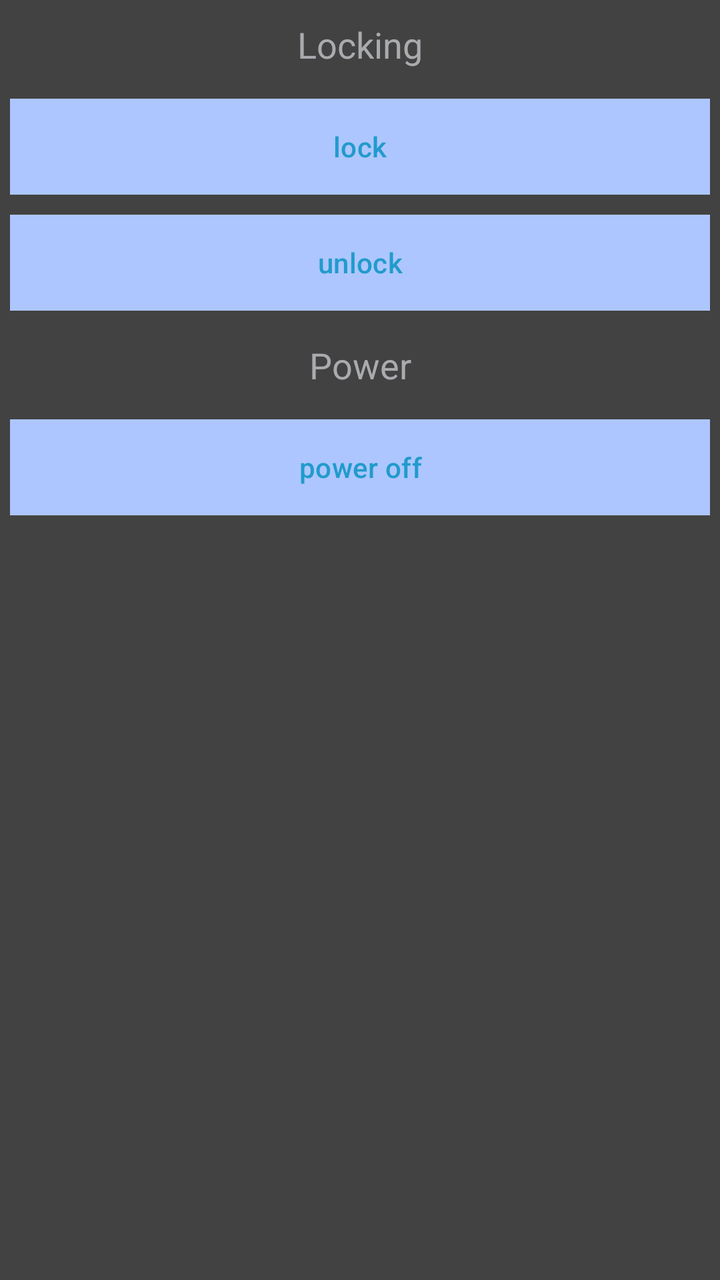
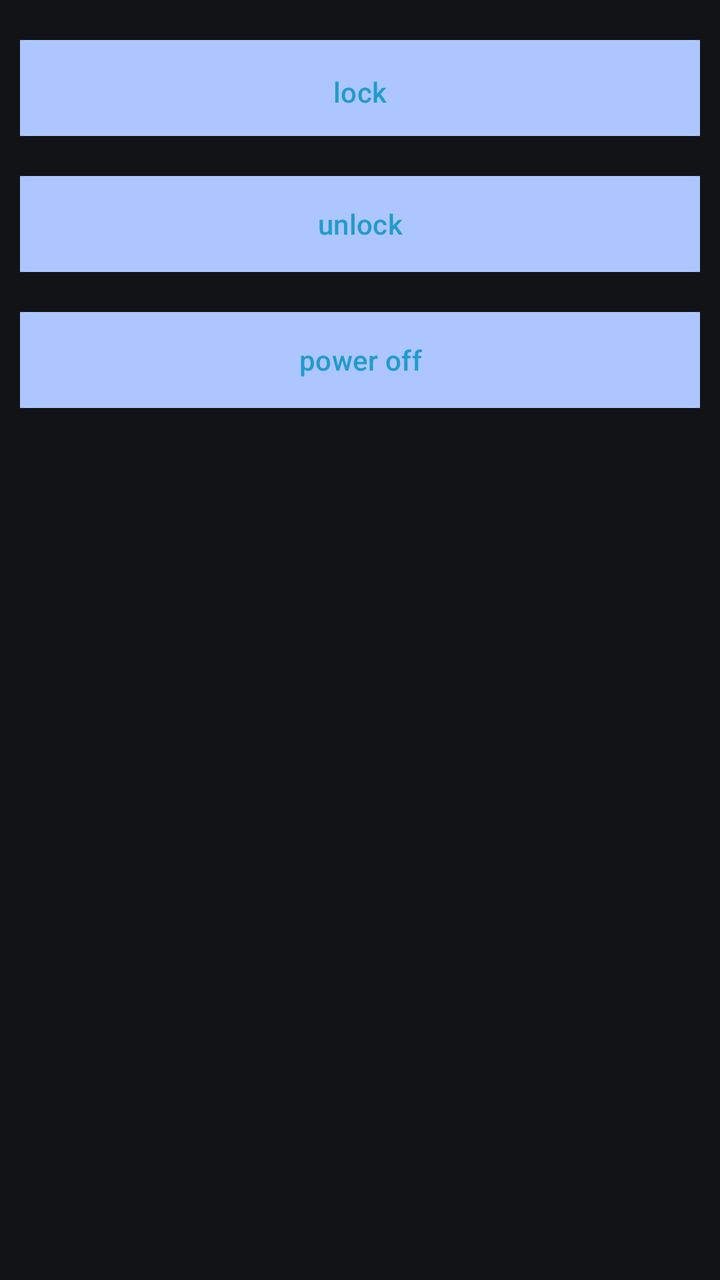

Compare the two renders of this Android layout. The source of the first and the diff that turns it into the second are given below.
<!-- AndroidManifest.xml: application theme Theme.Material3.DynamicColors.Dark.NoActionBar -->
<!-- res/layout/remote_actions.xml -->
<RelativeLayout xmlns:android="http://schemas.android.com/apk/res/android"
    xmlns:app="http://schemas.android.com/apk/res-auto"
    xmlns:tools="http://schemas.android.com/tools"
    android:layout_width="match_parent"
    android:layout_height="match_parent">

    <LinearLayout
        android:layout_width="match_parent"
        android:layout_height="match_parent"
        android:background="@color/cardview_dark_background"
        android:divider="@android:drawable/divider_horizontal_bright"
        android:orientation="vertical">

        <TextView
            android:id="@+id/mediaTitle"
            android:layout_width="match_parent"
            android:layout_height="wrap_content"
            android:padding="10dp"
            android:text="Locking"
            android:textAlignment="center"
            android:textAppearance="@android:style/TextAppearance.Material.Medium"
            android:textColor="@color/material_dynamic_neutral70" />

        <Button
            android:id="@+id/lockButton"
            android:layout_width="match_parent"
            android:layout_height="wrap_content"
            android:layout_margin="5dp"
            android:background="@color/material_dynamic_neutral20"
            android:text="lock"
            android:textColor="@color/material_dynamic_primary60"
            android:textFontWeight="500" />

        <Button
            android:id="@+id/unlockButton"
            android:layout_width="match_parent"
            android:layout_height="wrap_content"
            android:layout_margin="5dp"
            android:background="@color/material_dynamic_neutral20"
            android:text="unlock"
            android:textColor="@color/material_dynamic_primary60"
            android:textFontWeight="500" />

        <TextView
            android:id="@+id/powerLabel"
            android:layout_width="match_parent"
            android:layout_height="wrap_content"
            android:paddingVertical="10dp"
            android:text="Power"
            android:textAlignment="center"
            android:textAppearance="@style/TextAppearance.AppCompat.Medium"
            android:textColor="@color/material_dynamic_neutral70" />

        <Button
            android:id="@+id/powerOffButton"
            android:layout_width="match_parent"
            android:layout_height="wrap_content"
            android:layout_margin="5dp"
            android:background="@color/material_dynamic_neutral20"
            android:text="power off"
            android:textColor="@color/material_dynamic_primary60" />
    </LinearLayout>

</RelativeLayout>
<!-- resources referenced by this layout -->
<resources>

</resources>

<!-- the commit's change to res/layout/remote_actions.xml (unified diff, before → after) -->
@@ -7,35 +7,37 @@
     <LinearLayout
         android:layout_width="match_parent"
         android:layout_height="match_parent"
-        android:background="@color/cardview_dark_background"
+        android:layout_marginTop="10dp"
+        android:background="@android:color/system_background_dark"
         android:divider="@android:drawable/divider_horizontal_bright"
         android:orientation="vertical">
 
         <TextView
-            android:id="@+id/mediaTitle"
+            android:id="@+id/lockingLabel"
             android:layout_width="match_parent"
             android:layout_height="wrap_content"
             android:padding="10dp"
             android:text="Locking"
             android:textAlignment="center"
             android:textAppearance="@android:style/TextAppearance.Material.Medium"
-            android:textColor="@color/material_dynamic_neutral70" />
+            android:textColor="@color/material_dynamic_neutral70"
+            android:visibility="gone" />
 
         <Button
             android:id="@+id/lockButton"
             android:layout_width="match_parent"
             android:layout_height="wrap_content"
-            android:layout_margin="5dp"
+            android:layout_margin="10dp"
             android:background="@color/material_dynamic_neutral20"
+            android:paddingTop="10dp"
             android:text="lock"
-            android:textColor="@color/material_dynamic_primary60"
-            android:textFontWeight="500" />
+            android:textColor="@color/material_dynamic_primary60" />
 
         <Button
             android:id="@+id/unlockButton"
             android:layout_width="match_parent"
             android:layout_height="wrap_content"
-            android:layout_margin="5dp"
+            android:layout_margin="10dp"
             android:background="@color/material_dynamic_neutral20"
             android:text="unlock"
             android:textColor="@color/material_dynamic_primary60"
@@ -49,13 +51,14 @@
             android:text="Power"
             android:textAlignment="center"
             android:textAppearance="@style/TextAppearance.AppCompat.Medium"
-            android:textColor="@color/material_dynamic_neutral70" />
+            android:textColor="@color/material_dynamic_neutral70"
+            android:visibility="gone" />
 
         <Button
             android:id="@+id/powerOffButton"
             android:layout_width="match_parent"
             android:layout_height="wrap_content"
-            android:layout_margin="5dp"
+            android:layout_margin="10dp"
             android:background="@color/material_dynamic_neutral20"
             android:text="power off"
             android:textColor="@color/material_dynamic_primary60" />
